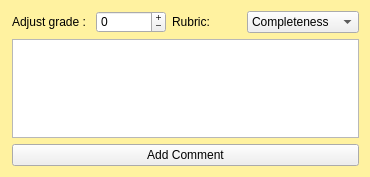
First picture: the form in TurboGrade/ui/commentpopup.ui, repository wassgha/TurboGrade, before the edit.
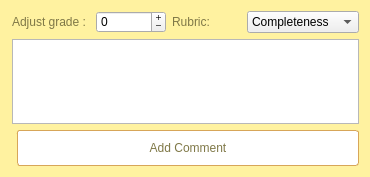
Second picture: the form after the edit.

```diff
--- a/TurboGrade/ui/commentpopup.ui
+++ b/TurboGrade/ui/commentpopup.ui
@@ -16,6 +16,20 @@
   <property name="styleSheet">
    <string notr="true">QWidget#CommentPopup {
 	background: rgb(255, 242, 160);
+}
+QLabel {
+	color: rgb(127, 120, 71);
+}
+#add_btn {
+	padding: 10px;
+	padding-left: 15px;
+	padding-right: 15px;
+	background: white;
+	border-radius: 3px;
+	margin-left : 5px;
+	color: rgb(127, 120, 71);
+	border: 1px solid rgb(215, 166, 89);
+	background: white;
 }</string>
   </property>
   <layout class="QVBoxLayout" name="verticalLayout">
@@ -91,6 +105,10 @@
    </item>
    <item>
     <widget class="QPushButton" name="add_btn">
+     <property name="styleSheet">
+      <string notr="true">
+</string>
+     </property>
      <property name="text">
       <string>Add Comment</string>
      </property>
```
